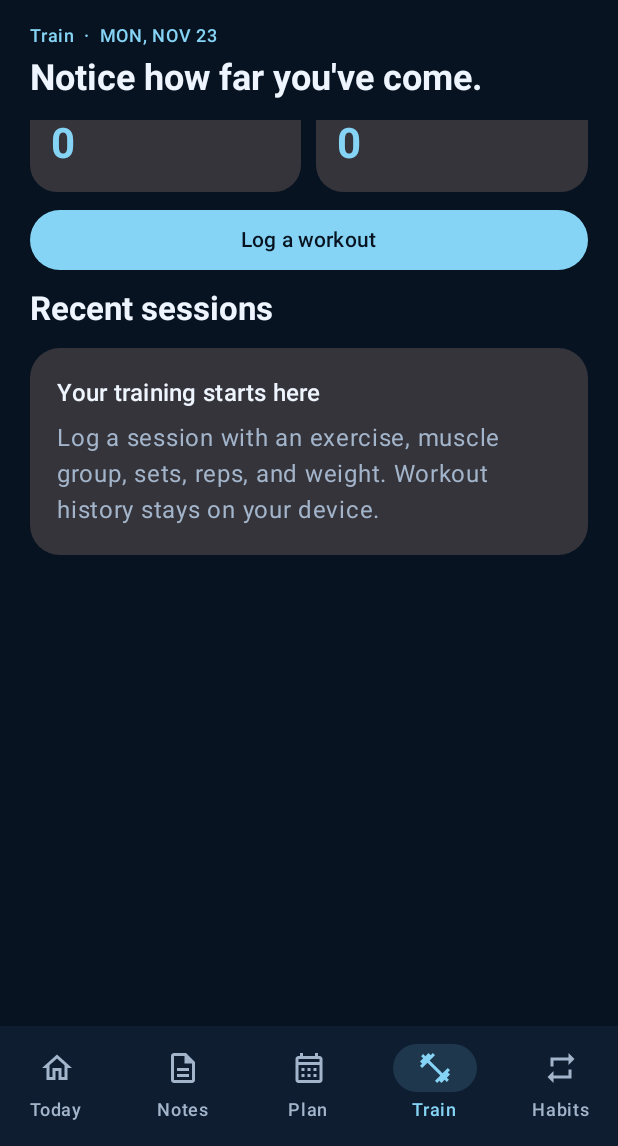
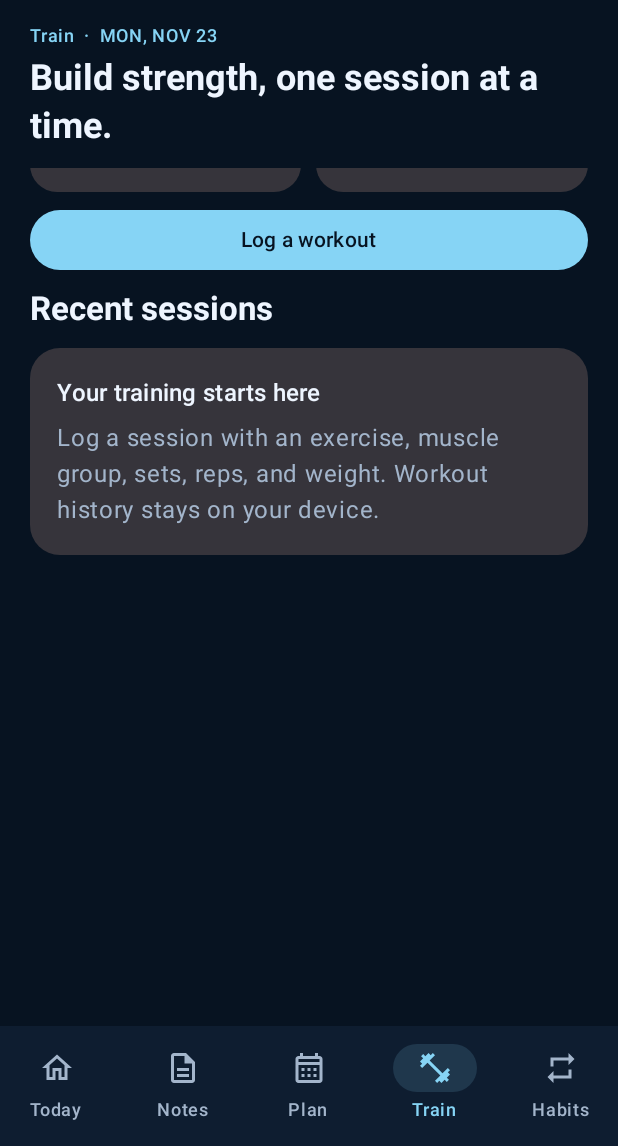
Before and after one commit to jeyms-what/dayflow_android, an Android app built with Jetpack Compose: the screen it shows after launch (MainActivity), item 4 of the bottom bar chosen, on a phone screen of 412 x 824 dp, the part 90-1236 px from its top. Run offline under Robolectric (Android 15) with nearby library versions, the phone set to English and light mode, and no system bars; our stand-ins replace Dagger/Hilt's generated code, Room's generated code.

Commit message:
design: tailor Notes and Train screen headers

```diff
--- a/app/src/main/java/com/dayflow/feature/today/presentation/DayflowApp.kt
+++ b/app/src/main/java/com/dayflow/feature/today/presentation/DayflowApp.kt
@@ -401,6 +401,8 @@ private fun DayflowHeader(
         "Today" -> "Make space for what matters."
         "Habits" -> "Small steps add up."
         "Plan" -> "Give your day a rhythm."
+        "Notes" -> "Keep your thoughts close."
+        "Train" -> "Build strength, one session at a time."
         else -> "Notice how far you've come."
     }
     val dateLabel = LocalDate.now().format(
```
